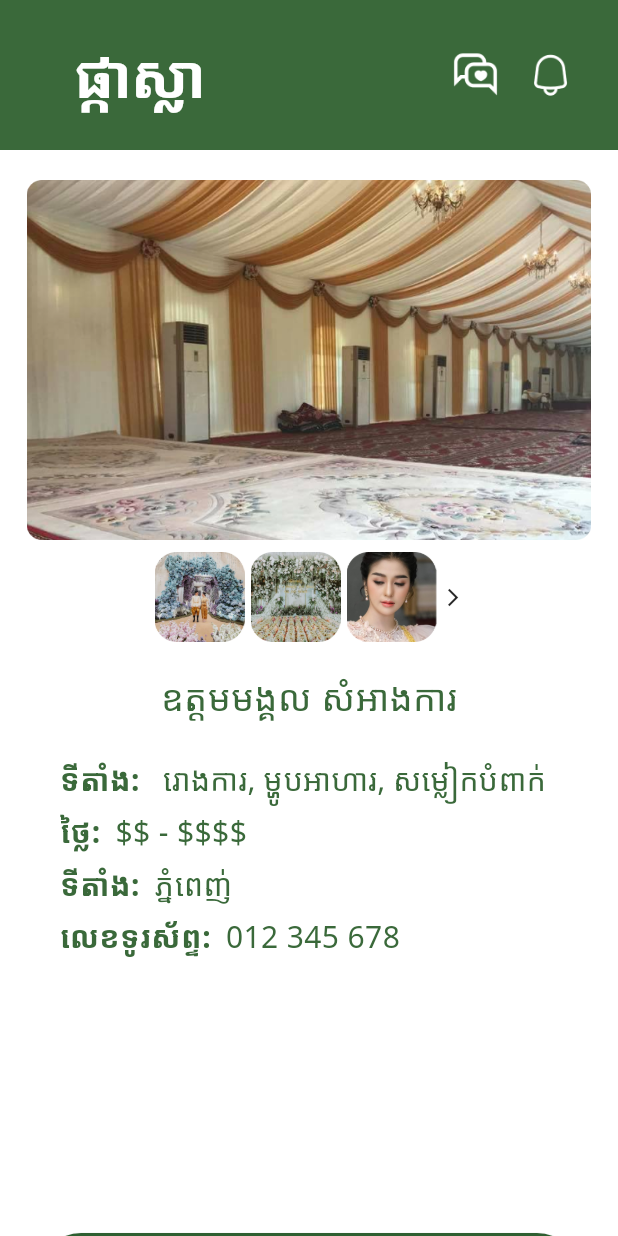
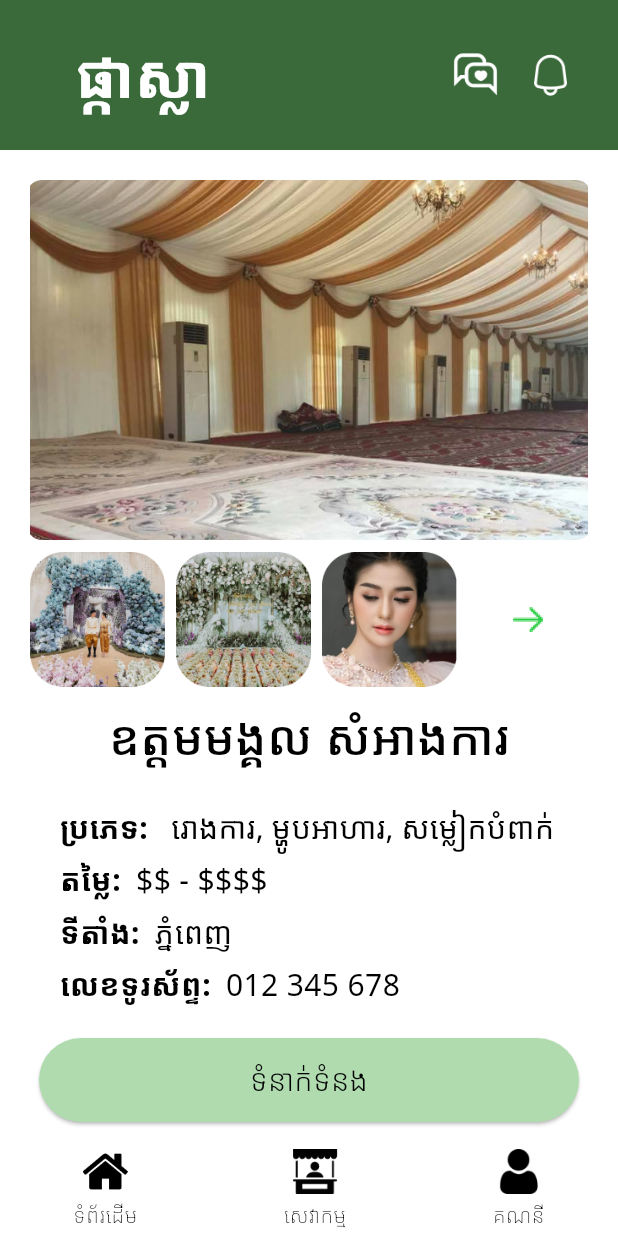
Before and after one commit to Sovanda-Mith/pkar_sla_wedding_app, a Flutter app: the HomeScreen screen opened by its route, item 3 of the bottom bar chosen, on a phone screen of 412 x 824 dp. Run offline on Flutter 3.47's test engine with Material 3 defaults, Android fonts, the phone set to English and light mode, and no system bars.

Commit message:
business account viewer

```diff
--- a/lib/main.dart
+++ b/lib/main.dart
@@ -2,8 +2,7 @@
 import 'package:pkar_sla_wedding_app/screens/vendor_screen.dart';
 import './screens/venue_screen.dart';
 import './screens/home_screen.dart';
-import './screens/services_screen.dart';
-import './screens/account_screen.dart';
+import 'screens/business_account.dart';
 import './screens/first_launch_screen.dart';
 
 void main() {
@@ -23,13 +22,14 @@
     return MaterialApp(
       debugShowCheckedModeBanner: false,
       title: 'Wedding Services',
+      theme: ThemeData(fontFamily: 'Noto Sans Khmer'),
       initialRoute: '/launch',
       routes: {
         '/launch': (context) => FirstLaunchPage(),
         '/home': (context) => HomeScreen(),
         '/vendor': (context) => const VendorScreen(),
         '/venue': (context) => const PhotographyServicePage(),
-        '/account': (context) => const AccountScreen(),
+        '/businessAccount': (context) => BusinessAccountScreen(),
       },
       home: HomeScreen(),
     );
--- a/lib/screens/account_screen.dart
+++ /dev/null
@@ -1,105 +0,0 @@
-import 'package:flutter/material.dart';
-import 'package:pkar_sla_wedding_app/screens/business_account_screen.dart';
-import 'package:pkar_sla_wedding_app/widgets/header_nav.dart';
-import 'package:pkar_sla_wedding_app/widgets/footer_nav.dart';
-
-class AccountScreen extends StatelessWidget {
-  const AccountScreen({super.key});
-
-  @override
-  Widget build(BuildContext context) {
-    return Scaffold(
-      backgroundColor: Colors.white,
-      body: Column(
-        mainAxisAlignment: MainAxisAlignment.center,
-        children: [
-          const HeaderNav(),
-          const SizedBox(height: 20),
-          Image.asset('assets/decorb.png', height: 240, fit: BoxFit.cover),
-          SizedBox(height: 8),
-          Row(
-            mainAxisAlignment: MainAxisAlignment.center,
-            children: [
-              Image.asset('assets/hall.png', width: 60),
-              SizedBox(width: 4),
-              Image.asset('assets/decor.png', width: 60),
-              SizedBox(width: 4),
-              Image.asset('assets/makeup.png', width: 60),
-              SizedBox(width: 4),
-              Icon(Icons.arrow_forward_ios, size: 14),
-            ],
-          ),
-          SizedBox(height: 20),
-          Text(
-            'ឧត្តមមង្គល សំអាងការ',
-            style: TextStyle(
-              fontSize: 24,
-              color: Color(0xFF3A693A),
-              fontFamily: 'Noto Sans Khmer',
-            ),
-          ),
-          SizedBox(height: 20),
-          infoRow('ទីតាំង:', ' រោងការ, ម្ហូបអាហារ, សម្លៀកបំពាក់'),
-          infoRow('ថ្លៃ:', '\$\$ - \$\$\$\$'),
-          infoRow('ទីតាំង:', 'ភ្នំពេញ់'),
-          infoRow('លេខទូរស័ព្ទ:', '012 345 678'),
-          SizedBox(height: 180),
-          ElevatedButton(
-            style: ElevatedButton.styleFrom(
-              backgroundColor: Color(0xFF2E5F31),
-              minimumSize: Size(360, 56),
-            ),
-            onPressed: () {
-              Navigator.push(
-                context,
-                MaterialPageRoute(
-                  builder: (context) => const BusinessAccountScreen(),
-                ),
-              );
-            },
-            child: Text(
-              'ទំនាក់ទំនង',
-              style: TextStyle(
-                fontSize: 20,
-                color: Colors.white,
-                fontFamily: 'Noto Sans Khmer',
-              ),
-            ),
-          ),
-          Spacer(),
-          const FooterNav(),
-        ],
-      ),
-    );
-  }
-}
-
-Widget infoRow(String label, String value) {
-  return Padding(
-    padding: const EdgeInsets.symmetric(vertical: 3, horizontal: 40),
-    child: Row(
-      children: [
-        Text(
-          label,
-          style: TextStyle(
-            fontSize: 20,
-            color: Color(0xFF3A693A),
-            fontFamily: 'Noto Sans Khmer',
-            fontWeight: FontWeight.bold,
-          ),
-        ),
-        SizedBox(width: 10),
-        Expanded(
-          child: Text(
-            value,
-            style: TextStyle(
-              fontSize: 20,
-              color: Color(0xFF3A693A),
-              fontFamily: 'Noto Sans Khmer',
-            ),
-          ),
-        ),
-      ],
-    ),
-  );
-}
--- a/lib/screens/business_account_screen.dart
+++ b/lib/screens/business_account.dart
@@ -1,15 +1,168 @@
 import 'package:flutter/material.dart';
+import 'package:pkar_sla_wedding_app/screens/home_screen.dart';
+import 'package:pkar_sla_wedding_app/screens/photo_gallery.dart';
+import 'package:pkar_sla_wedding_app/widgets/header_nav.dart';
 import 'package:pkar_sla_wedding_app/widgets/footer_nav.dart';
-import 'package:pkar_sla_wedding_app/widgets/header_nav.dart';
 
-class BusinessAccountScreen extends StatefulWidget {
+class BusinessAccountScreen extends StatelessWidget {
   const BusinessAccountScreen({super.key});
 
   @override
-  State<BusinessAccountScreen> createState() => _BusinessAccountScreenState();
+  Widget build(BuildContext context) {
+    final bool isOwner = checkIfUserIsOwner();
+    return isOwner
+        ? BusinessAccountScreenOwner()
+        : BusinessAccountScreenViewer();
+  }
 }
 
-class _BusinessAccountScreenState extends State<BusinessAccountScreen> {
+bool checkIfUserIsOwner() {
+  return false;
+}
+
+class BusinessAccountScreenViewer extends StatelessWidget {
+  const BusinessAccountScreenViewer({super.key});
+
+  @override
+  Widget build(BuildContext context) {
+    return Scaffold(
+      backgroundColor: Colors.white,
+      body: Column(
+        mainAxisAlignment: MainAxisAlignment.center,
+        children: [
+          const HeaderNav(),
+          const SizedBox(height: 20),
+          Padding(
+            padding: const EdgeInsets.only(left: 20, right: 20),
+            child: Image.asset(
+              'assets/decorb.png',
+              height: 240,
+              width: double.infinity,
+              fit: BoxFit.cover,
+            ),
+          ),
+          SizedBox(height: 8),
+          Padding(
+            padding: const EdgeInsets.only(left: 20, right: 20),
+            child: Row(
+              mainAxisAlignment: MainAxisAlignment.spaceBetween,
+              children: [
+                Image.asset('assets/hall.png', width: 90),
+                SizedBox(width: 4),
+                Image.asset('assets/decor.png', width: 90),
+                SizedBox(width: 4),
+                Image.asset('assets/makeup.png', width: 90),
+                SizedBox(width: 4),
+                GestureDetector(
+                  onTap: () {
+                    Navigator.push(
+                      context,
+                      MaterialPageRoute(
+                        builder: (context) => const PhotoGallery(),
+                      ),
+                    );
+                  },
+                  child: SizedBox(
+                    width: 80,
+                    height: 80,
+                   child: Align(
+                      alignment: Alignment.center,
+                      child: Image.asset(
+                        'assets/green_right_arrow.png',
+                        width: 20,
+                      ),
+                    ),
+                  ),
+                ),
+              ],
+            ),
+          ),
+          SizedBox(height: 10),
+          Text(
+            'ឧត្តមមង្គល សំអាងការ',
+            style: TextStyle(
+              fontSize: 32,
+              color: Color(0xFF000000),
+              fontFamily: 'Noto Sans Khmer',
+              fontWeight: FontWeight.w500,
+            ),
+          ),
+          SizedBox(height: 20),
+          infoRow('ប្រភេទ:', ' រោងការ, ម្ហូបអាហារ, សម្លៀកបំពាក់'),
+          infoRow('តម្លៃ:', '\$\$ - \$\$\$\$'),
+          infoRow('ទីតាំង:', 'ភ្នំពេញ'),
+          infoRow('លេខទូរស័ព្ទ:', '012 345 678'),
+          Spacer(),
+          ElevatedButton(
+            style: ElevatedButton.styleFrom(
+              backgroundColor: Color(0xFFAFDBAF),
+              minimumSize: Size(360, 56),
+            ),
+            onPressed: () {
+              Navigator.push(
+                context,
+                MaterialPageRoute(builder: (context) => HomeScreen()),
+              );
+            },
+            child: Text(
+              'ទំនាក់ទំនង',
+              style: TextStyle(
+                fontSize: 20,
+                color: Colors.black,
+                fontFamily: 'Noto Sans Khmer',
+                fontWeight: FontWeight.w300,
+              ),
+            ),
+          ),
+          Spacer(),
+          const FooterNav(),
+        ],
+      ),
+    );
+  }
+}
+
+Widget infoRow(String label, String value) {
+  return Padding(
+    padding: const EdgeInsets.symmetric(vertical: 3, horizontal: 40),
+    child: Row(
+      children: [
+        Text(
+          label,
+          style: TextStyle(
+            fontSize: 20,
+            color: Color(0xFF000000),
+            fontFamily: 'Noto Sans Khmer',
+            fontWeight: FontWeight.bold,
+          ),
+        ),
+        SizedBox(width: 10),
+        Expanded(
+          child: Text(
+            value,
+            style: TextStyle(
+              fontSize: 20,
+              color: Color(0xFF000000),
+              fontFamily: 'Noto Sans Khmer',
+            ),
+          ),
+        ),
+      ],
+    ),
+  );
+}
+
+// Owner
+class BusinessAccountScreenOwner extends StatefulWidget {
+  const BusinessAccountScreenOwner({super.key});
+
+  @override
+  State<BusinessAccountScreenOwner> createState() =>
+      _BusinessAccountScreenOwnerState();
+}
+
+class _BusinessAccountScreenOwnerState
+    extends State<BusinessAccountScreenOwner> {
   Set<String> selectedTypes = {'សេវាកម្មផ្សេងៗ'};
 
   final List<String> options = [
--- a/lib/screens/business_register_screen.dart
+++ b/lib/screens/business_register_screen.dart
@@ -1,5 +1,5 @@
 import 'package:flutter/material.dart';
-import 'package:pkar_sla_wedding_app/screens/account_screen.dart';
+import 'package:pkar_sla_wedding_app/screens/business_account.dart';
 import 'package:pkar_sla_wedding_app/screens/user_choice_screen.dart';
 
 void main() {
@@ -386,7 +386,7 @@ class _BusinessRegisterState extends State<BusinessRegister> {
                       Navigator.push(
                         context,
                         MaterialPageRoute(
-                          builder: (context) => const AccountScreen(),
+                          builder: (context) => const BusinessAccountScreen(),
                         ),
                       );
                     },
--- a/lib/screens/services_screen.dart
+++ b/lib/screens/services_screen.dart
@@ -1,5 +1,5 @@
 import 'package:flutter/material.dart';
-import 'package:pkar_sla_wedding_app/screens/business_account_screen.dart';
+import 'package:pkar_sla_wedding_app/screens/business_account.dart';
 
 class ServicesScreen extends StatelessWidget {
   const ServicesScreen({super.key});
--- a/lib/widgets/footer_nav.dart
+++ b/lib/widgets/footer_nav.dart
@@ -12,7 +12,11 @@ class FooterNav extends StatelessWidget {
         'text': 'សេវាកម្ម',
         'nav': '/vendor',
       },
-      {'icon': 'assets/icons/user.png', 'text': 'គណនី', 'nav': '/account'},
+      {
+        'icon': 'assets/icons/user.png',
+        'text': 'គណនី',
+        'nav': '/businessAccount',
+      },
     ];
 
     return Row(
```
Also changed, not shown: lib/screens/photo_gallery.dart (added, +68 -0 lines), assets/green_right_arrow.png (added), pubspec.lock.
